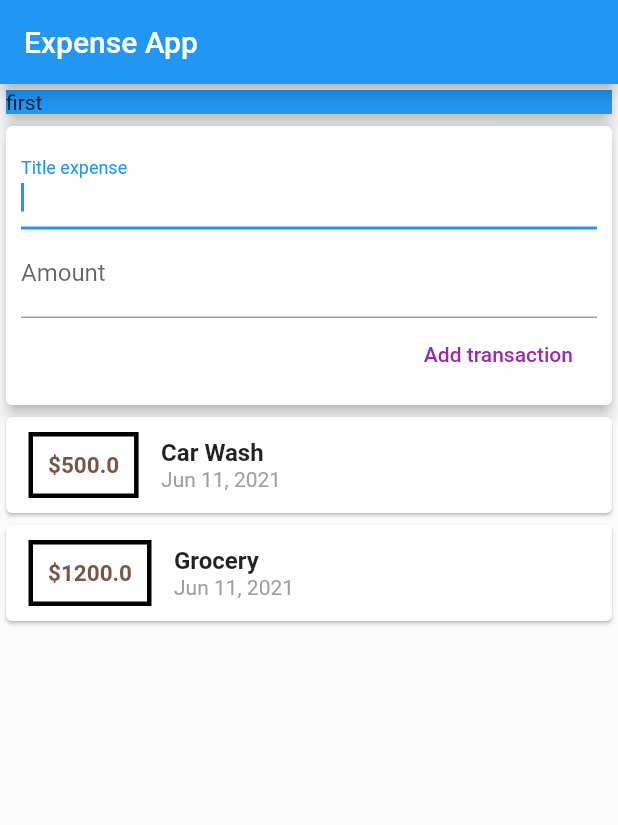
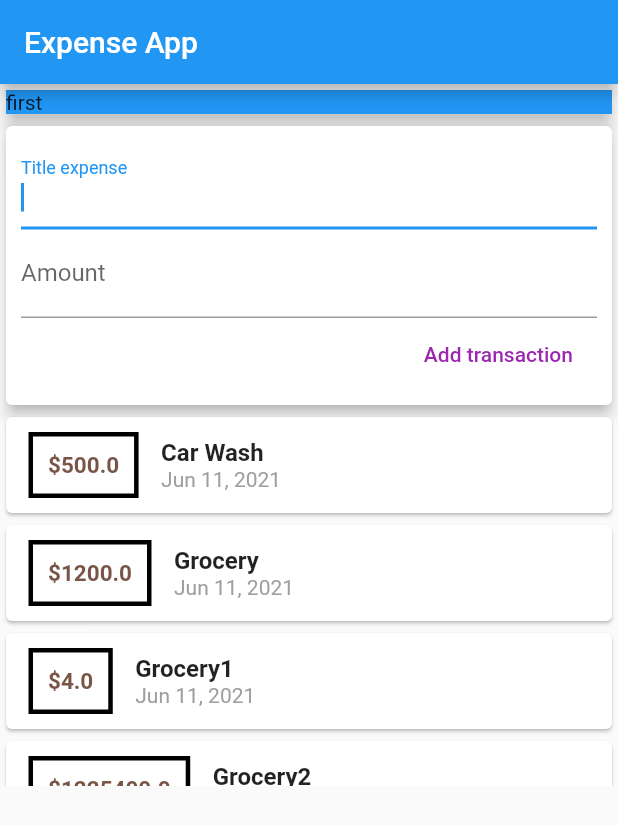
Before and after one commit to ashwath007/Expense-Doc-App, a Flutter app: the screen it shows after launch, on a phone screen of 412 x 824 dp. Shown: the top 825 px of the screen. Run offline on Flutter 3.47's test engine with Material 2 defaults, Android fonts, the phone set to English and light mode, and no system bars.

Commit message:
Working on lixst expenses

```diff
--- a/lib/main.dart
+++ b/lib/main.dart
@@ -1,8 +1,5 @@
-import 'package:flutter/services.dart';
-
-import './transaction.dart';
 import 'package:flutter/material.dart';
-import 'package:intl/intl.dart';
+import './widgets/user_transaction.dart';
 
 void main() {
   runApp(MyApp());
@@ -20,16 +17,6 @@ class MyApp extends StatelessWidget {
 }
 
 class MyHomePage extends StatelessWidget {
-  final List<Transaction> transaction = [
-    Transaction(
-        id: 'C1', title: 'Car Wash', amount: 500.00, dateTime: DateTime.now()),
-    Transaction(
-        id: 'C2', title: 'Grocery', amount: 1200.00, dateTime: DateTime.now())
-  ];
-
-  String titleInput;
-  String amountInput;
-
   final titleController = TextEditingController();
   final amountController = TextEditingController();
   @override
@@ -39,11 +26,13 @@ class MyHomePage extends StatelessWidget {
           appBar: AppBar(
             title: Text("Expense App"),
           ),
-          body: Column(
+          body: Container(
+            child: Column(
               mainAxisAlignment: MainAxisAlignment.start,
               crossAxisAlignment: CrossAxisAlignment.stretch,
               children: <Widget>[
-              Card(
+                Container(
+                  child: Card(
                     child: Container(
                       child: Text("first"),
                       width: double.infinity,
@@ -51,69 +40,10 @@ class MyHomePage extends StatelessWidget {
                     ),
                     elevation: 5,
                   ),
-              Card(
-                  elevation: 4,
-                  child: Container(
-                    padding: EdgeInsets.all(10),
-                    child: Column(
-                      crossAxisAlignment: CrossAxisAlignment.end,
-                      children: <Widget>[
-                        TextField(
-                          autofocus: true,
-                          decoration:
-                              InputDecoration(labelText: 'Title expense'),
-                          controller: titleController,
                 ),
-                        TextField(
-                          autofocus: true,
-                          controller: amountController,
-                          decoration: InputDecoration(labelText: 'Amount'),
-                        ),
-                        FlatButton(
-                            textColor: Colors.purple,
-                            onPressed: () {},
-                            child: Text("Add transaction")),
+                UserTransaction()
               ],
             ),
-                  )),
-              Column(
-                children: transaction.map((e) {
-                  return Card(
-                      child: Row(
-                    children: <Widget>[
-                      Container(
-                        margin:
-                            EdgeInsets.symmetric(vertical: 10, horizontal: 15),
-                        decoration: BoxDecoration(
-                            border: Border.all(color: Colors.black, width: 3)),
-                        padding: EdgeInsets.all(10),
-                        child: Text(
-                          '\$${e.amount}',
-                          style: TextStyle(
-                              fontWeight: FontWeight.bold,
-                              fontSize: 15,
-                              color: Colors.brown),
-                        ),
-                      ),
-                      Column(
-                        crossAxisAlignment: CrossAxisAlignment.start,
-                        children: <Widget>[
-                          Text(
-                            e.title,
-                            style: TextStyle(
-                                fontWeight: FontWeight.bold, fontSize: 16),
-                          ),
-                          Text(
-                            DateFormat.yMMMd().format(e.dateTime),
-                            style: TextStyle(color: Colors.grey),
-                          )
-                        ],
-                      )
-                    ],
-                  ));
-                }).toList(),
-              )
-            ],
           )),
     );
   }
--- /dev/null
+++ b/lib/widgets/new_transaction.dart
@@ -0,0 +1,44 @@
+import 'package:flutter/material.dart';
+
+class NewTransaction extends StatelessWidget {
+  final titleController = TextEditingController();
+  final amountController = TextEditingController();
+
+  final Function addTransaction;
+
+  NewTransaction(this.addTransaction);
+
+  @override
+  Widget build(BuildContext context) {
+    return Container(
+      child: Card(
+          elevation: 4,
+          child: Container(
+            padding: EdgeInsets.all(10),
+            child: Column(
+              crossAxisAlignment: CrossAxisAlignment.end,
+              children: <Widget>[
+                TextField(
+                  autofocus: true,
+                  decoration: InputDecoration(labelText: 'Title expense'),
+                  controller: titleController,
+                ),
+                TextField(
+                  autofocus: true,
+                  controller: amountController,
+                  keyboardType: TextInputType.number,
+                  decoration: InputDecoration(labelText: 'Amount'),
+                ),
+                FlatButton(
+                    textColor: Colors.purple,
+                    onPressed: () {
+                      addTransaction(titleController.text,
+                          double.parse(amountController.text));
+                    },
+                    child: Text("Add transaction")),
+              ],
+            ),
+          )),
+    );
+  }
+}
--- /dev/null
+++ b/lib/widgets/transaction_list.dart
@@ -0,0 +1,51 @@
+import 'package:expense_planner_app/models/transaction.dart';
+import 'package:flutter/material.dart';
+import 'package:intl/intl.dart';
+
+class TransactionList extends StatelessWidget {
+  final List<Transaction> transactions;
+  TransactionList(this.transactions);
+
+  @override
+  Widget build(BuildContext context) {
+    return Container(
+      height: 250,
+      child: ListView.builder(
+        itemBuilder: (ctx, index) {
+          return Card(
+              child: Row(
+            children: <Widget>[
+              Container(
+                margin: EdgeInsets.symmetric(vertical: 10, horizontal: 15),
+                decoration: BoxDecoration(
+                    border: Border.all(color: Colors.black, width: 3)),
+                padding: EdgeInsets.all(10),
+                child: Text(
+                  '\$${transactions[index].amount}',
+                  style: TextStyle(
+                      fontWeight: FontWeight.bold,
+                      fontSize: 15,
+                      color: Colors.brown),
+                ),
+              ),
+              Column(
+                crossAxisAlignment: CrossAxisAlignment.start,
+                children: <Widget>[
+                  Text(
+                    transactions[index].title,
+                    style: TextStyle(fontWeight: FontWeight.bold, fontSize: 16),
+                  ),
+                  Text(
+                    DateFormat.yMMMd().format(transactions[index].dateTime),
+                    style: TextStyle(color: Colors.grey),
+                  )
+                ],
+              )
+            ],
+          ));
+        },
+        itemCount: transactions.length,
+      ),
+    );
+  }
+}
--- /dev/null
+++ b/lib/widgets/user_transaction.dart
@@ -0,0 +1,52 @@
+import 'package:flutter/material.dart';
+import './transaction_list.dart';
+import './new_transaction.dart';
+import '../models/transaction.dart';
+
+class UserTransaction extends StatefulWidget {
+  @override
+  _UserTransactionState createState() => _UserTransactionState();
+}
+
+class _UserTransactionState extends State<UserTransaction> {
+  final List<Transaction> _userTransactions = [
+    Transaction(
+        id: 'C1', title: 'Car Wash', amount: 500.00, dateTime: DateTime.now()),
+    Transaction(
+        id: 'C2', title: 'Grocery', amount: 1200.00, dateTime: DateTime.now()),
+    Transaction(
+        id: 'C3', title: 'Grocery1', amount: 4.00, dateTime: DateTime.now()),
+    Transaction(
+        id: 'C4',
+        title: 'Grocery2',
+        amount: 1225400.00,
+        dateTime: DateTime.now()),
+    Transaction(
+        id: 'C5',
+        title: 'Grocery3',
+        amount: 224474.00,
+        dateTime: DateTime.now())
+  ];
+
+  void _addTransaction(String title, double amount) {
+    final newTrans = Transaction(
+        id: DateTime.now().toString(),
+        amount: amount,
+        title: title,
+        dateTime: DateTime.now());
+
+    setState(() => {_userTransactions.add(newTrans)});
+  }
+
+  @override
+  Widget build(BuildContext context) {
+    return Container(
+      child: Column(
+        children: <Widget>[
+          NewTransaction(_addTransaction),
+          TransactionList(_userTransactions)
+        ],
+      ),
+    );
+  }
+}
```
Also changed, not shown: lib/models/transaction.dart (renamed from lib/transaction.dart). Lines whose indentation alone changed are shown as unchanged.
